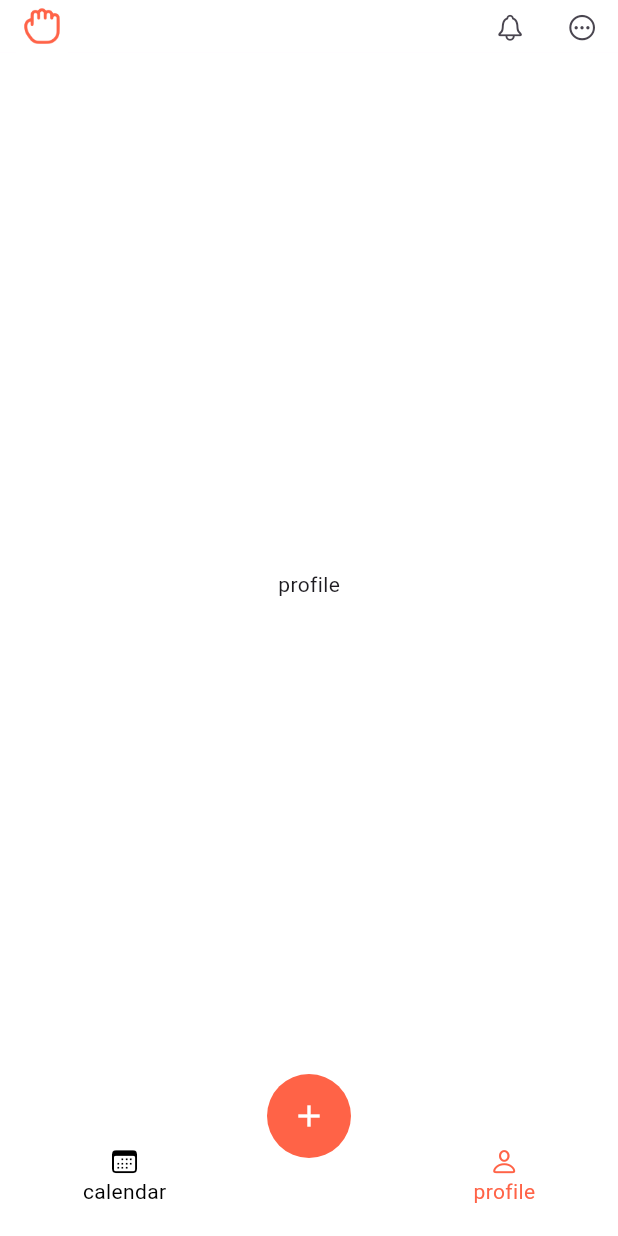
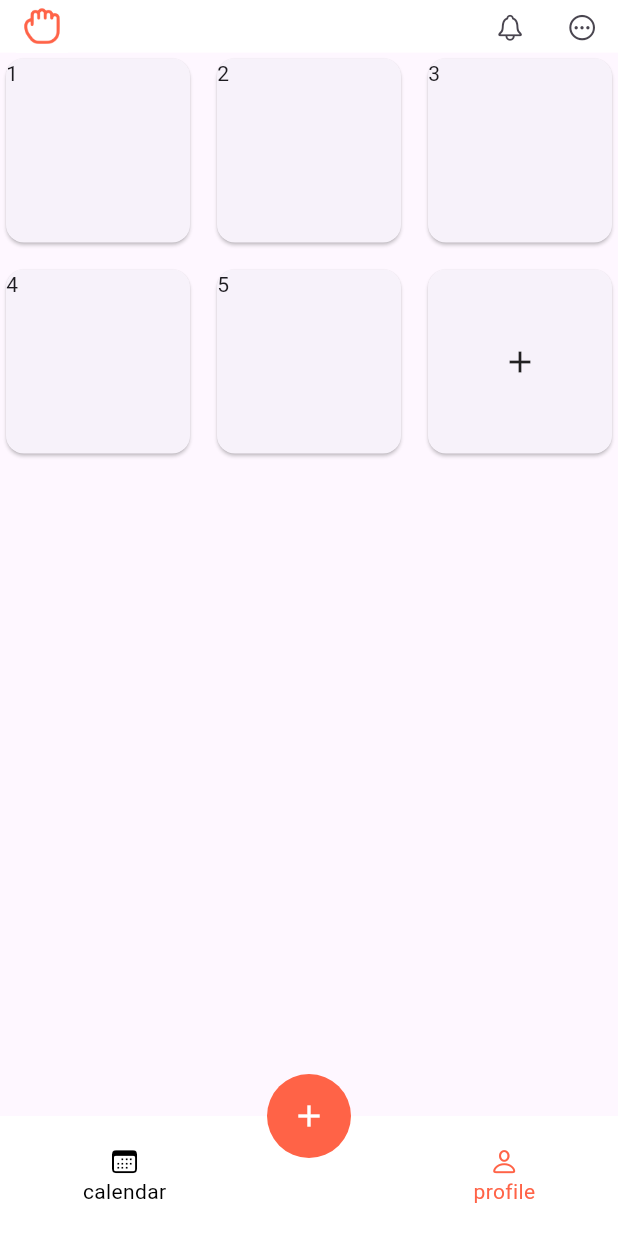
Before and after one commit to Drag-your-task/Drag, a Flutter app: the screen it shows once a user with an empty profile is signed in, after a tap on "profile", on a phone screen of 412 x 824 dp. Run offline on Flutter 3.47's test engine with Material 3 defaults, Android fonts, the phone set to English and light mode, and no system bars; drawn by our look-alikes of reorderable_grid_view; our stand-ins replace firebase_auth, firebase_core, google_sign_in, table_calendar; accounts and stored records are empty.

Commit message:
reordered gird view test

```diff
--- a/lib/views/calendar_screen.dart
+++ b/lib/views/calendar_screen.dart
@@ -155,8 +155,52 @@ class _CalendarScreenState extends State<CalendarScreen> {
                 child: ListView.builder(
                   itemCount: 10, // 항목의 수를 설정합니다.
                   itemBuilder: (context, index) {
-                    // 홀수 인덱스만 표시합니다.
-                    return index % 2 != 0 ? ListTile(title: Text('오른쪽 항목 $index')) : Container();
+                    return Card(
+                      margin: EdgeInsets.symmetric(horizontal: 10, vertical: 5),
+                      color: Colors.white,
+                      elevation: 0.3,
+                      child: Padding(
+                        padding: const EdgeInsets.all(8.0),
+                        child: Column(
+                          children: [
+                            Row(
+                              mainAxisAlignment: MainAxisAlignment.spaceBetween,
+                              crossAxisAlignment: CrossAxisAlignment.center,
+                              children: [
+                                Image.asset("assets/img/checked.png", width: 20,),
+                                SizedBox(width: 10,),
+                                Column(
+                                  crossAxisAlignment: CrossAxisAlignment.start,
+                                  children: [
+                                    Text('PARD iOS 과제',
+                                      style: TextStyle(
+                                        fontSize: 15,
+                                        fontWeight: FontWeight.bold,
+                                        color: AppColors.primary,
+                                      ),
+                                    ),
+                                    Text('~ 2023.11.23 23:59', style: TextStyle(
+                                      fontSize: 10,
+                                      //fontWeight: FontWeight.bold,
+                                    ),),
+                                  ],
+                                ),
+                                RotatedBox(
+                                  quarterTurns: 1, // 90도 회전
+                                  child: IconButton(
+                                    padding: EdgeInsets.zero,
+                                    icon: Icon(CupertinoIcons.ellipsis, color: AppColors.primary,),
+                                    onPressed: () {
+                                      // 버튼이 눌렸을 때 수행할 동작
+                                    },
+                                  ),
+                                ),
+                              ],
+                            ),
+                          ],
+                        ),
+                      ),
+                    );
                   },
                 ),
               ),
--- a/lib/views/home_screen.dart
+++ b/lib/views/home_screen.dart
@@ -1,4 +1,5 @@
 import 'package:drag/views/profile_screen.dart';
+import 'package:drag/views/test.dart';
 import 'package:flutter/cupertino.dart';
 import 'package:flutter/material.dart';
 import '../theme/colors.dart';
@@ -22,7 +23,7 @@ class _HomeScreenState extends State<HomeScreen> {
       case 0:
         return CalendarScreen(); // CalendarPage 위젯
       case 1:
-        return ProfileScreen(); // ProfilePage 위젯
+        return test(); // ProfilePage 위젯
       default:
         return CalendarScreen(); // 기본 페이지
     }
--- /dev/null
+++ b/lib/views/test.dart
@@ -0,0 +1,51 @@
+import 'package:flutter/cupertino.dart';
+import 'package:flutter/material.dart';
+import 'package:reorderable_grid_view/reorderable_grid_view.dart';
+
+class test extends StatefulWidget {
+  const test({Key? key}) : super(key: key);
+
+  @override
+  State<test> createState() => _testState();
+}
+
+class _testState extends State<test> {
+  final data = [1, 2, 3, 4, 5];
+
+  @override
+  Widget build(BuildContext context) {
+    Widget buildItem(String text) {
+      return Card(
+        key: ValueKey(text),
+        child: Text(text),
+      );
+    }
+
+    return Scaffold(
+
+      body: Center(
+        // use ReorderableGridView.count() when version >= 2.0.0
+        // else use ReorderableGridView()
+        child: ReorderableGridView.count(
+          crossAxisSpacing: 10,
+          mainAxisSpacing: 10,
+          crossAxisCount: 3,
+          children: this.data.map((e) => buildItem("$e")).toList(),
+          onReorder: (oldIndex, newIndex) {
+            setState(() {
+              final element = data.removeAt(oldIndex);
+              data.insert(newIndex, element);
+            });
+          },
+          footer: [
+            Card(
+              child: Center(
+                child: Icon(Icons.add),
+              ),
+            ),
+          ],
+        ),
+      ),
+    );
+  }
+}
--- a/pubspec.yaml
+++ b/pubspec.yaml
@@ -20,6 +20,7 @@ dependencies:
   firebase_auth: ^4.14.1
   google_sign_in: ^6.1.6
   table_calendar: ^3.0.9
+  reorderable_grid_view: ^2.2.8
 
 flutter_icons:
   android: true
@@ -39,6 +40,7 @@ flutter:
 
   assets:
     - assets/img/google.png
+    - assets/img/
     - assets/icons/grab_icon/
     - assets/icons/
   #   - images/a_dot_ham.jpeg
```
Also changed, not shown: assets/img/checked.png (added), assets/img/notchecked.png (added), lib/firebase_options.dart (added), pubspec.lock, 6 other files.
